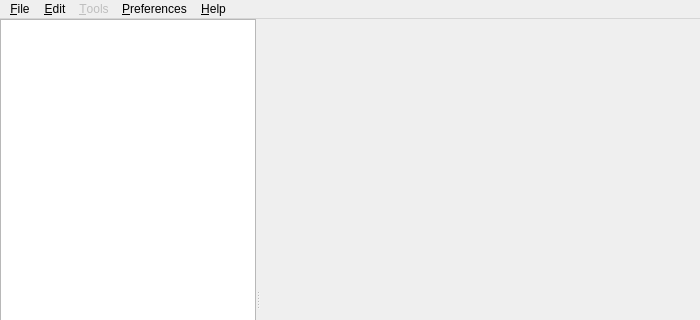
Qt form src/mainwindow.ui (IoeCmcomc/MCDatapacker) before a commit; both pictures show x 0 to 700 and y 0 to 320 of the 700 by 600 pixel window.
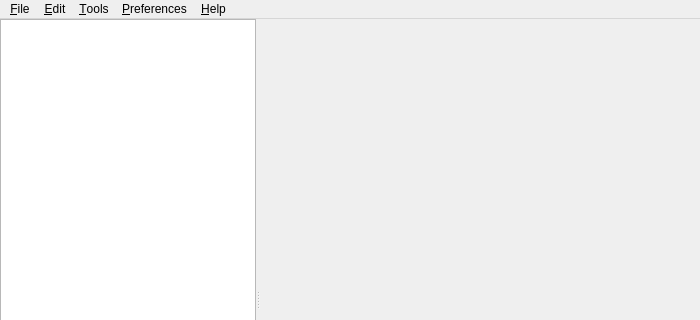
The same form after that commit. Custom widgets are drawn as their Qt base class.

```diff
--- a/src/mainwindow.ui
+++ b/src/mainwindow.ui
@@ -182,9 +182,6 @@
     <addaction name="actionPaste"/>
    </widget>
    <widget class="QMenu" name="menuTools">
-    <property name="enabled">
-     <bool>false</bool>
-    </property>
     <property name="title">
      <string>&amp;Tools</string>
     </property>
```
Left out of the diff: 3 changed lines with no effect on the pictures.
